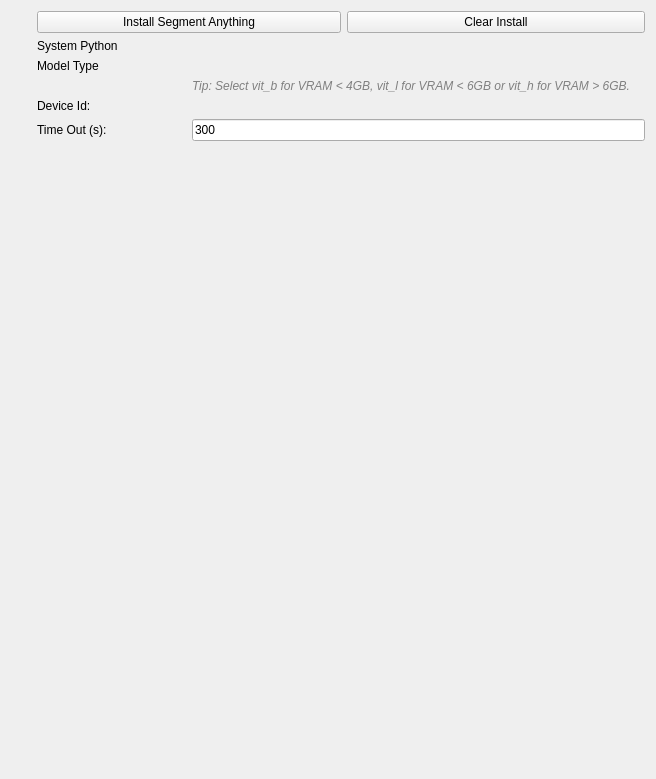
MITK/MITK, file Plugins/org.mitk.gui.qt.segmentation/src/QmitkSegmentAnythingPreferencePage.ui: the form before one commit.
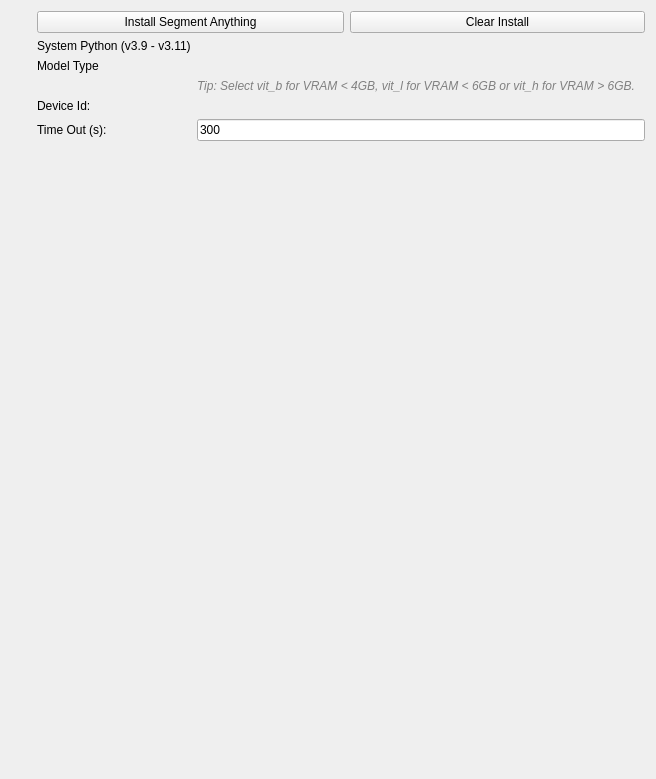
The form after the commit. Custom widgets are drawn as their Qt base class.

Commit message:
Python version check for Totalsegmentator and SAM tool
Summary:
While installation of Totalsegmentator and SAM tool, user need to specify a system python. However, tool need modern versions of python to work. Until now, a version check was not imposed technically, but only via documentation since we don't create/maintain the python code. We only verified if there was a python executable for an installation to begin.

This diff adds check to python version, as well.
v3.8 < Python < v3.12

Test Plan: NA

Reviewers: floca, O1 MITK Reviewer Group I, a178n

Reviewed By: floca

```diff
--- a/Plugins/org.mitk.gui.qt.segmentation/src/QmitkSegmentAnythingPreferencePage.ui
+++ b/Plugins/org.mitk.gui.qt.segmentation/src/QmitkSegmentAnythingPreferencePage.ui
@@ -48,7 +48,7 @@
      <item row="1" column="0">
       <widget class="QLabel" name="pythonLabel">
        <property name="text">
-        <string>System Python</string>
+        <string>System Python (v3.9 - v3.11)</string>
        </property>
       </widget>
      </item>
```
The commit also changes 6 other files.
